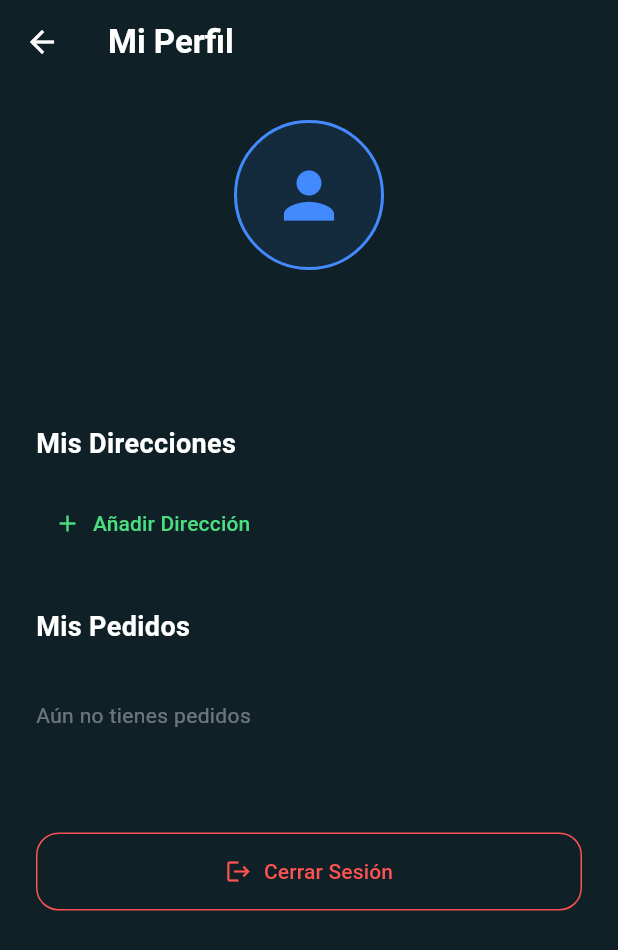
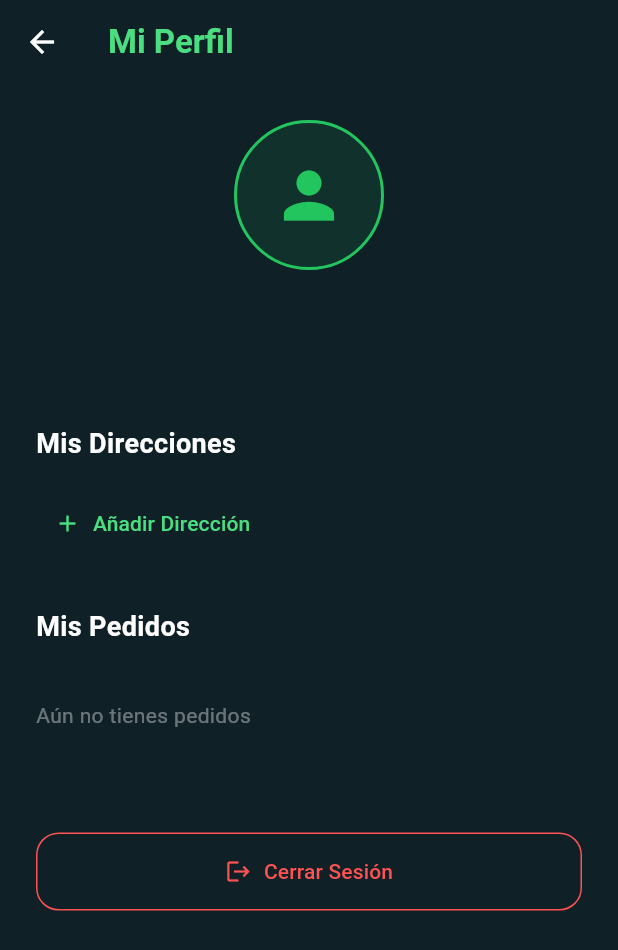
Before and after one commit to jeyespinal19/la-ganga-phone-rd, a Flutter app: the CartScreen screen opened by its route, after a tap on "Ir a Comprar", after a tap on the "person outline" icon, on a phone screen of 412 x 824 dp. Shown: the top 950 px of the screen. Run offline on Flutter 3.47's test engine with Material 3 defaults, Android fonts, the phone set to English and light mode, and no system bars; our stand-ins replace go_router, image_picker, shimmer, supabase_flutter; missing offline and left inert: supabase_auth_ui; accounts and stored records are empty.

```diff
--- a/la_ganga_flutter/lib/screens/cart_screen.dart
+++ b/la_ganga_flutter/lib/screens/cart_screen.dart
@@ -16,7 +16,7 @@ class CartScreen extends StatelessWidget {
     return Scaffold(
       backgroundColor: const Color(0xFF0F2027),
       appBar: AppBar(
-        title: const Text('Mi Carrito', style: TextStyle(color: Colors.white, fontWeight: FontWeight.bold)),
+        title: const Text('Mi Carrito', style: TextStyle(color: Color(0xFF4ADE80), fontWeight: FontWeight.bold)),
         backgroundColor: Colors.transparent,
         elevation: 0,
         iconTheme: const IconThemeData(color: Colors.white),
@@ -39,7 +39,7 @@ class CartScreen extends StatelessWidget {
                         ElevatedButton(
                           onPressed: () => context.go('/home'),
                           style: ElevatedButton.styleFrom(
-                            backgroundColor: Colors.blueAccent,
+                            backgroundColor: const Color(0xFF22C55E),
                             foregroundColor: Colors.white,
                             padding: const EdgeInsets.symmetric(horizontal: 32, vertical: 12),
                           ),
@@ -88,7 +88,7 @@ class CartScreen extends StatelessWidget {
                                   const SizedBox(height: 4),
                                   Text(
                                     '\$${item.product.price.toStringAsFixed(2)}',
-                                    style: const TextStyle(color: Colors.blueAccent, fontSize: 14, fontWeight: FontWeight.bold),
+                                    style: const TextStyle(color: Color(0xFF22C55E), fontSize: 14, fontWeight: FontWeight.bold),
                                   ),
                                   const SizedBox(height: 8),
                                   Row(
@@ -213,7 +213,7 @@ class CartScreen extends StatelessWidget {
                         }
                       },
                       style: ElevatedButton.styleFrom(
-                        backgroundColor: Colors.blueAccent,
+                        backgroundColor: const Color(0xFF22C55E),
                         foregroundColor: Colors.white,
                         shape: RoundedRectangleBorder(borderRadius: BorderRadius.circular(16)),
                         elevation: 0,
--- a/la_ganga_flutter/lib/screens/home_screen.dart
+++ b/la_ganga_flutter/lib/screens/home_screen.dart
@@ -95,7 +95,7 @@ class _HomeScreenState extends State<HomeScreen> {
                             child: Container(
                               padding: const EdgeInsets.all(2),
                               decoration: BoxDecoration(
-                                color: Colors.blueAccent,
+                                color: const Color(0xFF22C55E),
                                 borderRadius: BorderRadius.circular(10),
                               ),
                               constraints: const BoxConstraints(
@@ -137,7 +137,7 @@ class _HomeScreenState extends State<HomeScreen> {
                         onSelected: (selected) {
                           if (selected) setState(() => _selectedCategory = cat);
                         },
-                        selectedColor: Colors.blueAccent,
+                        selectedColor: const Color(0xFF22C55E),
                         backgroundColor: Colors.white10,
                         labelStyle: TextStyle(
                           color: isSelected ? Colors.white : Colors.white70,
@@ -367,17 +367,17 @@ class _HomeScreenState extends State<HomeScreen> {
                             SnackBar(
                               content: Text('${product.name} añadido al carrito'),
                               duration: const Duration(seconds: 1),
-                              backgroundColor: Colors.blueAccent,
+                              backgroundColor: const Color(0xFF22C55E),
                             ),
                           );
                         },
                         child: Container(
                           padding: const EdgeInsets.all(6),
                           decoration: BoxDecoration(
-                            color: Colors.blueAccent.withOpacity(0.1),
+                            color: const Color(0xFF22C55E).withOpacity(0.1),
                             shape: BoxShape.circle,
                           ),
-                          child: const Icon(Icons.add_shopping_cart, size: 16, color: Colors.blueAccent),
+                          child: const Icon(Icons.add_shopping_cart, size: 16, color: Color(0xFF22C55E)),
                         ),
                       ),
                     ],
--- a/la_ganga_flutter/lib/screens/profile_screen.dart
+++ b/la_ganga_flutter/lib/screens/profile_screen.dart
@@ -21,7 +21,7 @@ class _ProfileScreenState extends State<ProfileScreen> {
     return Scaffold(
       backgroundColor: const Color(0xFF0F2027),
       appBar: AppBar(
-        title: const Text('Mi Perfil', style: TextStyle(color: Colors.white, fontWeight: FontWeight.bold)),
+        title: const Text('Mi Perfil', style: TextStyle(color: Color(0xFF4ADE80), fontWeight: FontWeight.bold)),
         backgroundColor: Colors.transparent,
         elevation: 0,
         iconTheme: const IconThemeData(color: Colors.white),
@@ -42,11 +42,11 @@ class _ProfileScreenState extends State<ProfileScreen> {
                         width: 100,
                         height: 100,
                         decoration: BoxDecoration(
-                          color: Colors.blueAccent.withOpacity(0.1),
+                          color: const Color(0xFF22C55E).withOpacity(0.1),
                           shape: BoxShape.circle,
-                          border: Border.all(color: Colors.blueAccent, width: 2),
+                          border: Border.all(color: const Color(0xFF22C55E), width: 2),
                         ),
-                        child: const Icon(Icons.person, color: Colors.blueAccent, size: 50),
+                        child: const Icon(Icons.person, color: Color(0xFF22C55E), size: 50),
                       ),
                     ),
                     const SizedBox(height: 16),
@@ -82,7 +82,7 @@ class _ProfileScreenState extends State<ProfileScreen> {
                         borderRadius: BorderRadius.circular(15),
                       ),
                       child: ListTile(
-                        leading: const Icon(Icons.location_on_outlined, color: Colors.blueAccent),
+                        leading: const Icon(Icons.location_on_outlined, color: Color(0xFF4ADE80)),
                         title: Text(addr['name'] ?? '', style: const TextStyle(color: Colors.white, fontWeight: FontWeight.bold)),
                         subtitle: Text(addr['address'] ?? '', style: const TextStyle(color: Colors.white54)),
                         trailing: IconButton(
@@ -97,7 +97,7 @@ class _ProfileScreenState extends State<ProfileScreen> {
                     TextButton.icon(
                       onPressed: () => _showAddressForm(),
                       icon: const Icon(Icons.add, size: 18),
-                      label: const Text('Añadir Dirección'),
+                      label: const Text('Añadir Dirección', style: TextStyle(color: Color(0xFF4ADE80))),
                     ),
                   ],
                 );
@@ -158,7 +158,7 @@ class _ProfileScreenState extends State<ProfileScreen> {
                             children: [
                               Text(
                                 '\$${order['total'].toString()}',
-                                style: const TextStyle(color: Colors.blueAccent, fontWeight: FontWeight.bold),
+                                style: const TextStyle(color: Color(0xFF22C55E), fontWeight: FontWeight.bold),
                               ),
                               const SizedBox(height: 4),
                               Container(
```
Also changed, not shown: la_ganga_flutter/lib/screens/admin_dashboard_screen.dart (+10 -5 lines), la_ganga_flutter/lib/screens/product_detail_screen.dart (+6 -6 lines).
